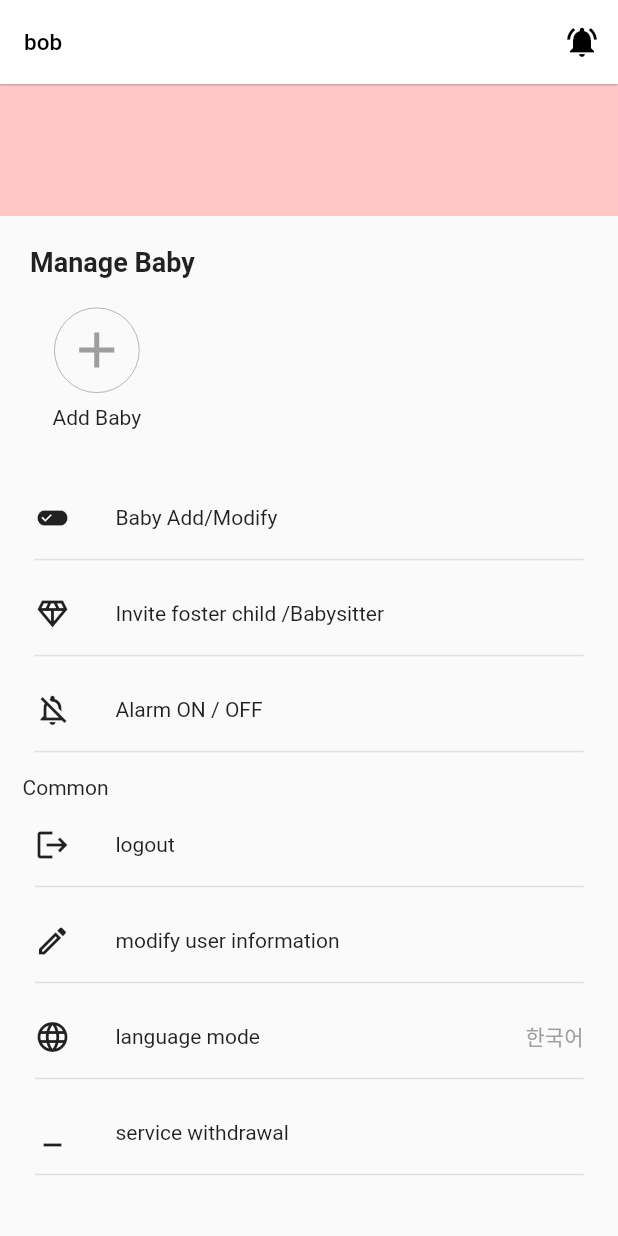
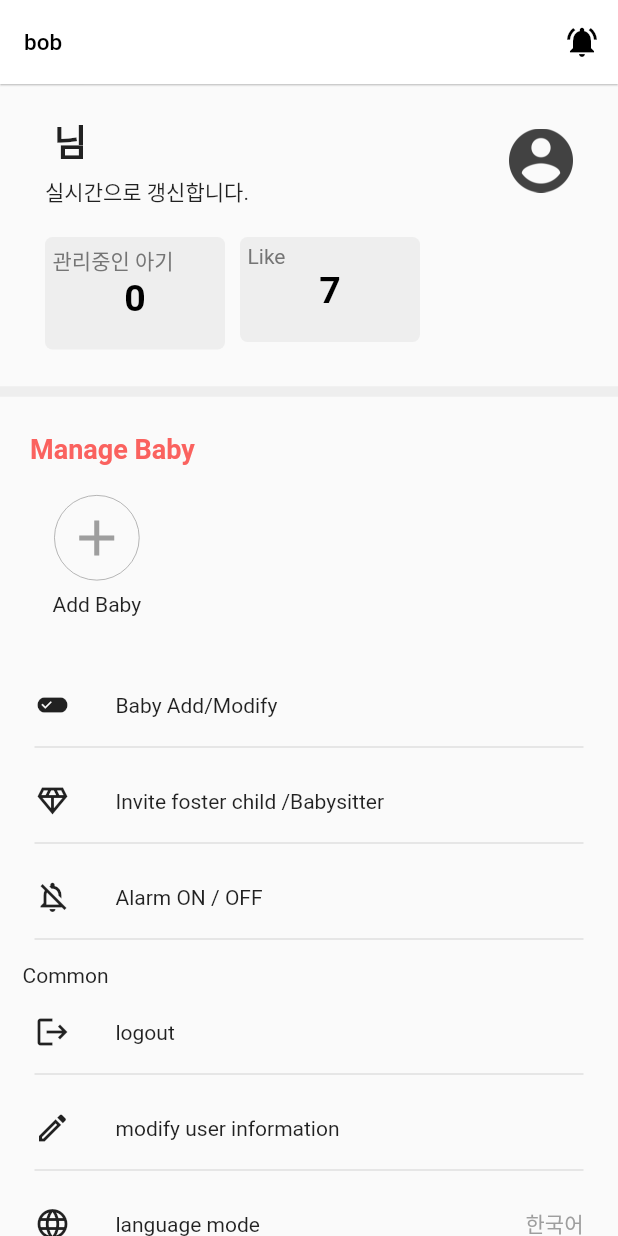
Before and after one commit to Mmm2927/LSTM, a Flutter app: the MainMyPage screen opened directly with empty values, on a phone screen of 412 x 824 dp. Run offline on Flutter 3.47's test engine with Material 2 defaults, Android fonts, the phone set to English and light mode, and no system bars; our stand-ins replace dio, easy_localization, flutter_holo_date_picker, flutter_secure_storage, flutter_switch, font_awesome_flutter and 6 more; missing offline and left inert: dart:ffi, flutter_mjpeg, horizontal_picker, jwt_decode, omni_datetime_picker, time_range_picker; accounts and stored records are empty; Roboto replaces fonts that are missing (basic).

Commit message:
:lipstick: UI 개선

```diff
--- a/lib/screens/main_2_cctv.dart
+++ b/lib/screens/main_2_cctv.dart
@@ -25,7 +25,9 @@ class _Main_Cctv extends State<Main_Cctv>{
   Widget viewCCTV() {
     return Column(
       children: [
-        Mjpeg(
+        Container(
+          padding: EdgeInsets.all(5),
+          child: Mjpeg(
             isLive: _isPlaying,
             error: (context, error, stack) {
               print(error);
@@ -34,6 +36,7 @@ class _Main_Cctv extends State<Main_Cctv>{
             },
             stream:
             'http://203.249.22.164:5000/video_feed', //'http://192.168.1.37:8081',
+          ),
         ),
         Row(
           mainAxisAlignment: MainAxisAlignment.center,
--- a/lib/screens/main_4_mypage.dart
+++ b/lib/screens/main_4_mypage.dart
@@ -57,18 +57,73 @@ class _MainMyPage extends State<MainMyPage>{
         crossAxisAlignment: CrossAxisAlignment.start,
         children: [
           Container(
-              width: double.infinity,
-              color: const Color(0xffffc8c7),
-              padding: const EdgeInsets.all(20),
-              child : Column(
+            width: double.infinity,
+            margin: const EdgeInsets.fromLTRB(10,0,10,0),
+            padding: const EdgeInsets.all(20),
+              child :Column(
                 crossAxisAlignment: CrossAxisAlignment.start,
                 children: [
-                  const SizedBox(height: 10),
-                  Text(widget.userinfo.name, style: const TextStyle(fontWeight: FontWeight.bold, fontSize: 24)),
-                  const SizedBox(height: 10),
+                  Row(
+                    mainAxisAlignment: MainAxisAlignment.spaceBetween,
+                    children: [
+                      Column(
+                        crossAxisAlignment: CrossAxisAlignment.start,
+                        children: [
+                          Text('${widget.userinfo.name} 님', style: const TextStyle(fontWeight: FontWeight.bold, fontSize: 24)),
+                          const SizedBox(height: 5),
+                          const Text('실시간으로 갱신합니다.')
+                        ],
+                      ),
+                      Image.asset('assets/images/person.png',scale: 12, color: Colors.grey[800])
+                    ],
+                  ),
+                  const SizedBox(height: 20),
+                  Row(
+                    crossAxisAlignment: CrossAxisAlignment.start,
+                    children: [
+                      Container(
+                        padding: const EdgeInsets.all(5),
+                        width: 120,
+                        decoration: BoxDecoration(
+                          color: Colors.grey[200],
+                          borderRadius: BorderRadius.circular(5),
+                        ),
+                        child: Column(
+                          crossAxisAlignment: CrossAxisAlignment.start,
+                          children: [
+                            Text('관리중인 아기', style: TextStyle(color: Colors.grey[600])),
+                            Center(
+                              child: Text(activeBabies.length.toString(), style: const TextStyle(color: Colors.black, fontWeight: FontWeight.bold, fontSize: 25)),
+                            ),
+                            const SizedBox(height: 15)
+                          ],
+                        ),
+                      ),
+                      SizedBox(width: 10),
+                      Container(
+                        padding: const EdgeInsets.all(5),
+                        width: 120,
+                        decoration: BoxDecoration(
+                          color: Colors.grey[200],
+                          borderRadius: BorderRadius.circular(5),
+                        ),
+                        child: Column(
+                          crossAxisAlignment: CrossAxisAlignment.start,
+                          children: [
+                            Text('Like', style: TextStyle(color: Colors.grey[600])),
+                            const Center(
+                              child: Text('7', style: TextStyle(color: Colors.black, fontWeight: FontWeight.bold, fontSize: 25)),
+                            ),
+                            const SizedBox(height: 15)
+                          ],
+                        ),
+                      ),
+                    ],
+                  )
                 ],
               )
           ),
+          Divider(color: Colors.grey[200], thickness: 7),
           Container(
               margin: const EdgeInsets.all(10),
               padding: const EdgeInsets.all(10),
@@ -78,7 +133,7 @@ class _MainMyPage extends State<MainMyPage>{
               child: Column(
                 crossAxisAlignment: CrossAxisAlignment.start,
                 children: [
-                  Text('main4_manageBaby'.tr, style: TextStyle(fontWeight: FontWeight.bold, fontSize: 18)),
+                  Text('main4_manageBaby'.tr, style: TextStyle(fontWeight: FontWeight.bold, fontSize: 18, color:Color(0xfffa625f),)),
                   const SizedBox(height: 10),
                   SizedBox(
                       height: 110,
--- a/pubspec.yaml
+++ b/pubspec.yaml
@@ -89,6 +89,7 @@ flutter:
     - assets/images/injection.png
     - assets/images/tooth.png
     - assets/images/medicalHeart.png
+    - assets/images/person.png
   #   - images/a_dot_ham.jpeg
 
   # An image asset can refer to one or more resolution-specific "variants", see
```
Also changed, not shown: lib/screens/main_1_home.dart (+109 -42 lines), assets/images/person.png (added). Lines whose indentation alone changed are shown as unchanged.
